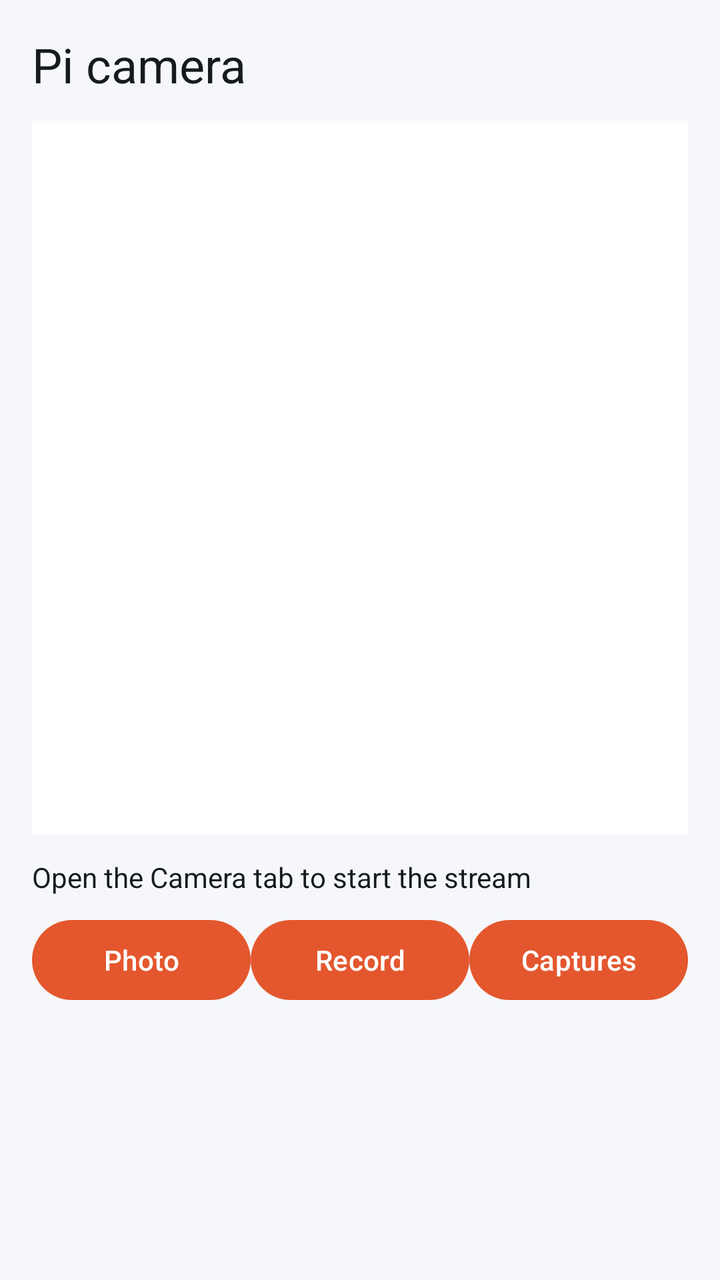
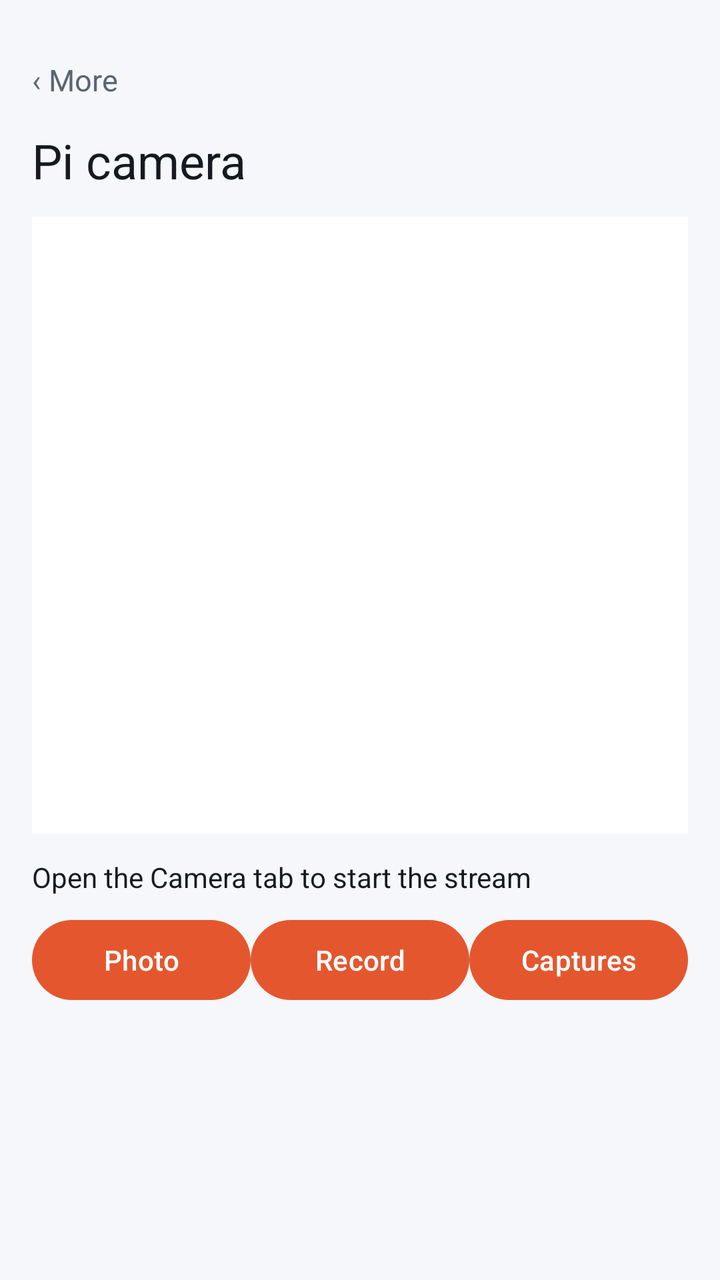

The first picture is an Android layout as it rendered before a commit; the second is the same layout after the commit. The layout source and the unified diff follow.
<!-- AndroidManifest.xml: application theme Theme.Csync -->
<!-- res/layout/page_camera.xml -->
<?xml version="1.0" encoding="utf-8"?>
<LinearLayout xmlns:android="http://schemas.android.com/apk/res/android"
    android:layout_width="match_parent" android:layout_height="match_parent"
    android:orientation="vertical" android:padding="16dp" android:background="@color/bg">
    <TextView android:layout_width="match_parent" android:layout_height="wrap_content"
        android:text="Pi camera" android:textSize="24sp" android:textColor="@color/text"
        android:paddingBottom="12dp"/>
    <ImageView android:id="@+id/camera_preview" android:layout_width="match_parent"
        android:layout_height="0dp" android:layout_weight="1" android:contentDescription="Live Pi camera preview"
        android:background="@color/surface" android:scaleType="fitCenter"/>
    <TextView android:id="@+id/camera_status" android:layout_width="match_parent"
        android:layout_height="wrap_content" android:text="Open the Camera tab to start the stream"
        android:textColor="@color/text" android:paddingTop="12dp" android:paddingBottom="8dp"/>
    <LinearLayout android:layout_width="match_parent" android:layout_height="wrap_content"
        android:orientation="horizontal">
        <Button android:id="@+id/camera_photo" android:layout_width="0dp" android:layout_weight="1"
            android:layout_height="wrap_content" android:text="Photo"/>
        <Button android:id="@+id/camera_record" android:layout_width="0dp" android:layout_weight="1"
            android:layout_height="wrap_content" android:text="Record"/>
        <Button android:id="@+id/camera_captures" android:layout_width="0dp" android:layout_weight="1"
            android:layout_height="wrap_content" android:text="Captures"/>
    </LinearLayout>
    <ScrollView android:layout_width="match_parent" android:layout_height="120dp">
        <LinearLayout android:id="@+id/camera_files" android:layout_width="match_parent"
            android:layout_height="wrap_content" android:orientation="vertical"/>
    </ScrollView>
</LinearLayout>
<!-- resources referenced by this layout -->
<resources>
  <color name="bg">#F5F7FA</color>
  <color name="surface">#FFFFFF</color>
  <color name="text">#161A20</color>
  <style name="Theme.Csync" parent="Theme.Material3.DayNight.NoActionBar">
          <item name="colorPrimary">@color/coral</item>
          <item name="colorOnPrimary">@color/onAccent</item>
          <item name="android:colorBackground">@color/bg</item>
          <item name="colorSurface">@color/surface</item>
          <item name="colorOnSurface">@color/text</item>
          <item name="colorOnBackground">@color/text</item>
          <item name="android:statusBarColor">@color/bg</item>
          <item name="android:navigationBarColor">@color/surface</item>
          <item name="android:windowLightStatusBar" tools:targetApi="m">true</item>
      </style>
  <color name="coral">#E4572E</color>
  <color name="onAccent">#FFFFFF</color>
</resources>

<!-- the commit's change to res/layout/page_camera.xml (unified diff, before → after) -->
@@ -2,6 +2,10 @@
 <LinearLayout xmlns:android="http://schemas.android.com/apk/res/android"
     android:layout_width="match_parent" android:layout_height="match_parent"
     android:orientation="vertical" android:padding="16dp" android:background="@color/bg">
+    <TextView android:id="@+id/camera_back" android:layout_width="wrap_content"
+        android:layout_height="48dp" android:minWidth="48dp" android:gravity="center_vertical"
+        android:text="‹ More" android:textSize="15sp" android:textColor="@color/dim"
+        android:background="?attr/selectableItemBackground"/>
     <TextView android:layout_width="match_parent" android:layout_height="wrap_content"
         android:text="Pi camera" android:textSize="24sp" android:textColor="@color/text"
         android:paddingBottom="12dp"/>
<!-- resource entries referenced after the edit -->
@@ -1,6 +1,7 @@
 <!-- resources referenced by this layout -->
 <resources>
   <color name="bg">#F5F7FA</color>
+  <color name="dim">#5A6472</color>
   <color name="surface">#FFFFFF</color>
   <color name="text">#161A20</color>
   <style name="Theme.Csync" parent="Theme.Material3.DayNight.NoActionBar">
